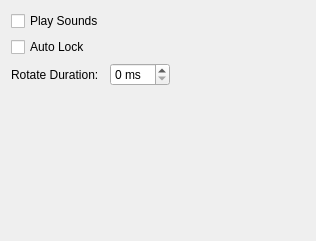
The window that src/general.ui (KDE/knetwalk) describes before a commit, drawn with Qt 5.
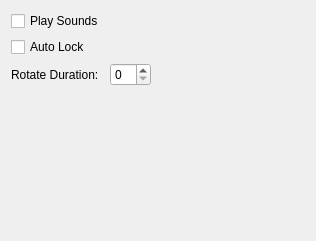
The same window after the commit. Custom widgets are drawn as their Qt base class.

```diff
--- a/src/general.ui
+++ b/src/general.ui
@@ -72,9 +72,6 @@
      <property name="specialValueText">
       <string/>
      </property>
-     <property name="suffix">
-      <string> ms</string>
-     </property>
      <property name="singleStep">
       <number>100</number>
      </property>
```
Left out of the diff: 6 changed lines with no effect on the pictures.
